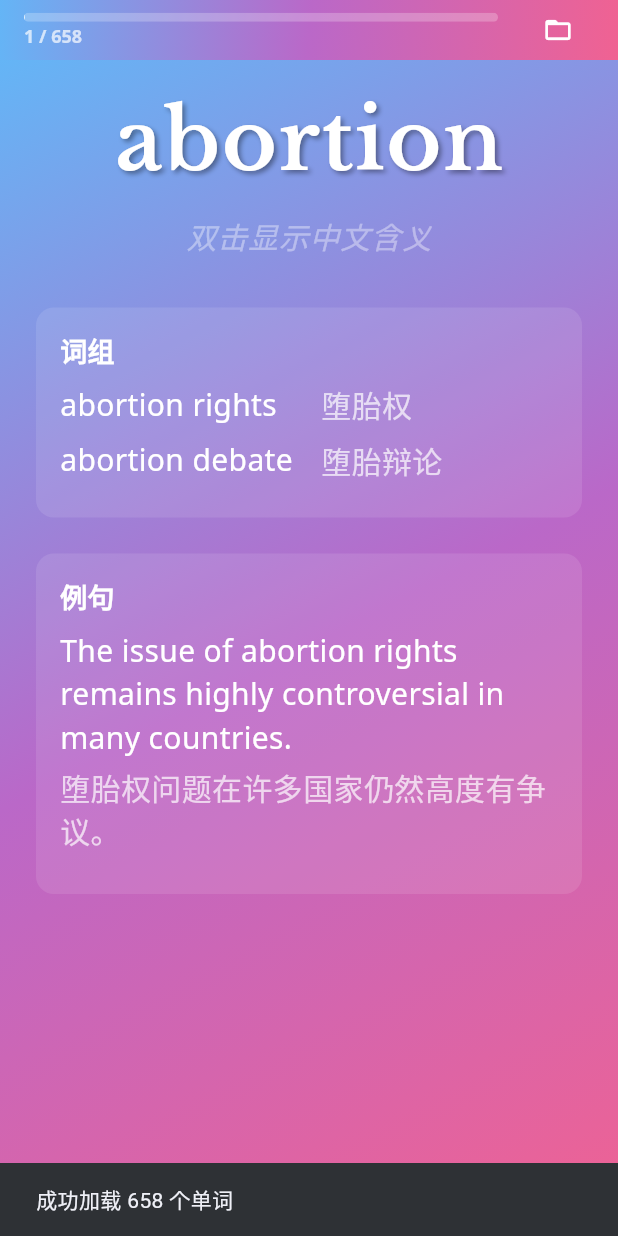
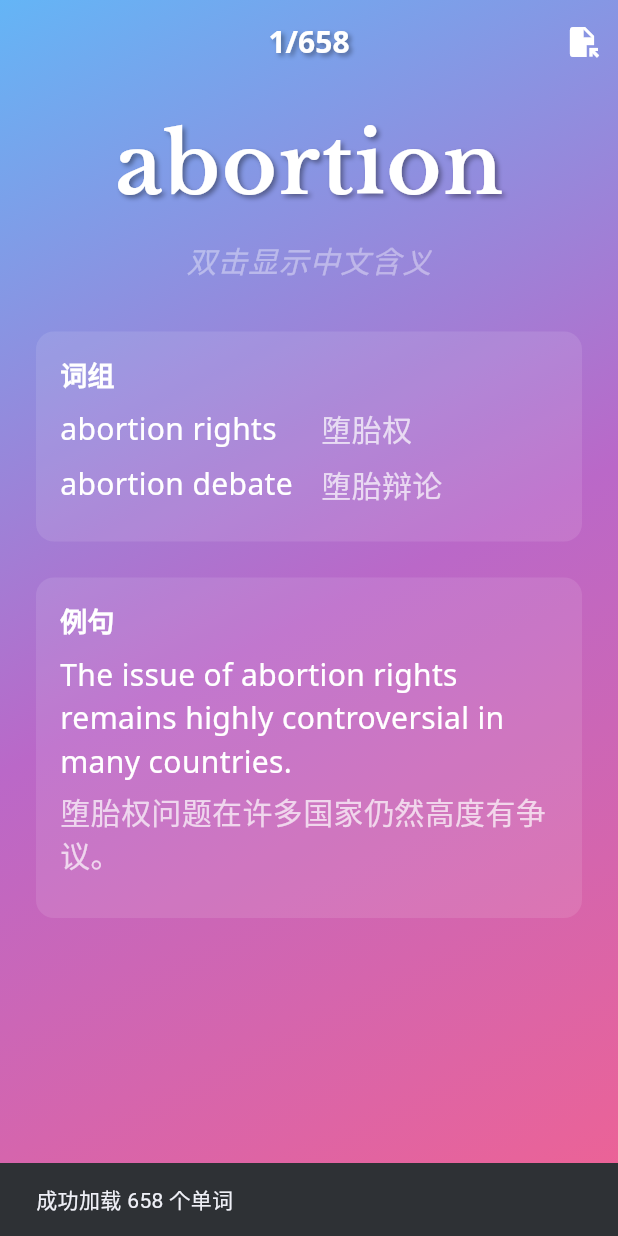
Before and after one commit to zhiwu2006/word-flip, a Flutter app: the screen it shows after launch, after a tap on "word.json", on a phone screen of 412 x 824 dp. Run offline on Flutter 3.47's test engine with Material 3 defaults, Android fonts, the phone set to English and light mode, and no system bars; our stand-ins replace flutter_tts, glassmorphism, google_fonts, shared_preferences.

Commit message:
更新到 v1.1.0
主要更新：
1. 全新的全屏沉浸式体验
   - 透明状态栏
   - 优化的系统导航栏
   - 内容延伸到全屏

2. 优化的界面设计
   - 透明磨砂风格 AppBar
   - 统一的背景风格
   - 文字阴影效果

3. 改进的动画体验
   - 优化的页面切换动画（300ms）
   - 平滑的淡入淡出效果
   - 使用 easeInOutCubic 曲线

4. 完整的状态管理
   - 自动保存当前进度
   - 应用关闭时保存状态
   - 智能的状态恢复机制

5. 文档更新
   - 添加 CHANGELOG.md
   - 更新 README.md
   - 完善功能说明

```diff
--- a/lib/main.dart
+++ b/lib/main.dart
@@ -3,6 +3,7 @@ import 'dart:io';
 import 'package:flutter/material.dart';
 import 'package:flutter/services.dart';
 import 'package:flutter_tts/flutter_tts.dart';
+import 'package:flutter/material.dart';
 import 'package:google_fonts/google_fonts.dart';
 import 'package:shared_preferences/shared_preferences.dart';
 import 'package:glassmorphism/glassmorphism.dart';
@@ -12,8 +13,14 @@ void main() {
   SystemChrome.setSystemUIOverlayStyle(
     const SystemUiOverlayStyle(
       statusBarColor: Colors.transparent,
-      statusBarIconBrightness: Brightness.dark,
+      statusBarIconBrightness: Brightness.light,
+      systemNavigationBarColor: Colors.transparent,
+      systemNavigationBarIconBrightness: Brightness.light,
     ),
+  );
+  SystemChrome.setEnabledSystemUIMode(
+    SystemUiMode.edgeToEdge,
+    overlays: [SystemUiOverlay.top],
   );
   runApp(const MyApp());
 }
@@ -70,7 +77,7 @@ class WordCardsScreen extends StatefulWidget {
   State<WordCardsScreen> createState() => _WordCardsScreenState();
 }
 
-class _WordCardsScreenState extends State<WordCardsScreen> with SingleTickerProviderStateMixin {
+class _WordCardsScreenState extends State<WordCardsScreen> with SingleTickerProviderStateMixin, WidgetsBindingObserver {
   final PageController _pageController = PageController(initialPage: 0);
   late AnimationController _animationController;
   late Animation<double> _pageAnimation;
@@ -85,123 +92,84 @@ class _WordCardsScreenState extends State<WordCardsScreen> with SingleTickerProv
   ];
   final FlutterTts _flutterTts = FlutterTts();
   bool _isSpeaking = false;
+  String _currentAsset = 'assets/word.json';
+  bool _showMeaning = false;
+  bool _isFirstLaunch = true;
 
   @override
   void initState() {
     super.initState();
+    WidgetsBinding.instance.addObserver(this);
     _initPrefs();
     _initAnimation();
     _initTts();
-    WidgetsBinding.instance.addPostFrameCallback((_) {
-      _showFileSelectionDialog();
-    });
-  }
-
-  @override
-  void dispose() {
-    _pageController.dispose();
-    _animationController.dispose();
-    _flutterTts.stop();
-    super.dispose();
   }
 
   Future<void> _initPrefs() async {
     _prefs = await SharedPreferences.getInstance();
-  }
+    _isFirstLaunch = _prefs.getBool('has_launched') ?? true;
 
-  Future<void> _loadCurrentPage() async {
-    if (_words.isEmpty) return;
-    final savedPage = _prefs.getInt('current_page') ?? 0;
-    if (savedPage < _words.length) {
+    // 恢复显示/隐藏含义的状态
+    final showMeaning = _prefs.getBool('show_meaning') ?? false;
     setState(() {
-        _currentPage = savedPage;
+      _showMeaning = showMeaning;
     });
-      if (_pageController.hasClients) {
-        _pageController.jumpToPage(savedPage);
-      }
+
+    if (_isFirstLaunch) {
+      await _showFileSelectionDialog();
+      await _prefs.setBool('has_launched', false);
+    } else {
+      await _loadLastState();
     }
   }
 
-  void _initAnimation() {
-    _animationController = AnimationController(
-      duration: const Duration(milliseconds: 300),
-      vsync: this,
-    );
+  Future<void> _loadLastState() async {
+    try {
+      final lastAsset = _prefs.getString('last_asset') ?? 'assets/word.json';
+      final lastPage = _prefs.getInt('last_page') ?? 0;
 
-    _pageAnimation = Tween<double>(
-      begin: 0.0,
-      end: 1.0,
-    ).animate(CurvedAnimation(
-      parent: _animationController,
-      curve: Curves.easeInOut,
-    ));
+      // 先加载单词数据
+      await _loadWordsFromAsset(lastAsset);
+
+      // 确保页码在有效范围内
+      if (_words.isNotEmpty) {
+        final validPage = lastPage.clamp(0, _words.length - 1);
+        setState(() {
+          _currentPage = validPage;
+          _currentAsset = lastAsset;
+        });
+
+        // 等待下一帧确保 PageController 已经初始化
+        WidgetsBinding.instance.addPostFrameCallback((_) {
+          if (_pageController.hasClients) {
+            _pageController.jumpToPage(validPage);
+          }
+        });
+      }
+    } catch (e) {
+      print('恢复状态时出错: $e');
+      // 如果恢复失败，显示文件选择对话框
+      await _showFileSelectionDialog();
+    }
   }
 
-  Future<void> _initTts() async {
-    await _flutterTts.setLanguage("en-US");
-    await _flutterTts.setSpeechRate(0.4);  // 降低语速
-    await _flutterTts.setVolume(1.0);
-    await _flutterTts.setPitch(1.0);
+  Future<void> _saveCurrentState() async {
+    try {
+      await _prefs.setString('last_asset', _currentAsset);
+      await _prefs.setInt('last_page', _currentPage);
+      await _prefs.setBool('show_meaning', _showMeaning);
+    } catch (e) {
+      print('保存状态时出错: $e');
+    }
+  }
 
-    _flutterTts.setCompletionHandler(() {
-      _isSpeaking = false;
+  void _toggleMeaning() {
+    setState(() {
+      _showMeaning = !_showMeaning;
+      _prefs.setBool('show_meaning', _showMeaning);
     });
   }
 
-  Future<void> _speakText(String text) async {
-    if (_isSpeaking) {
-      await _flutterTts.stop();
-      await Future.delayed(const Duration(milliseconds: 300));  // 等待停止完成
-    }
-    _isSpeaking = true;
-    await _flutterTts.speak(text);
-  }
-
-  // 显示文件选择对话框
-  Future<void> _showFileSelectionDialog() async {
-    if (!mounted) return;
-
-    try {
-      final manifestContent = await DefaultAssetBundle.of(context).loadString('AssetManifest.json');
-      final Map<String, dynamic> manifestMap = json.decode(manifestContent);
-      final jsonFiles = manifestMap.keys.where((String key) =>
-        key.startsWith('assets/') && key.endsWith('.json')
-      ).toList();
-
-      if (!mounted) return;
-
-      await showDialog(
-        context: context,
-        barrierDismissible: false,
-        builder: (context) => AlertDialog(
-          title: const Text('选择单词文件'),
-          content: SizedBox(
-            width: double.maxFinite,
-            child: ListView.builder(
-              shrinkWrap: true,
-              itemCount: jsonFiles.length,
-              itemBuilder: (context, index) {
-                final fileName = jsonFiles[index].split('/').last;
-                return ListTile(
-                  leading: const Icon(Icons.description),
-                  title: Text(fileName),
-                  onTap: () async {
-                    Navigator.pop(context);
-                    await _loadWordsFromAsset(jsonFiles[index]);
-                  },
-                );
-              },
-            ),
-          ),
-        ),
-      );
-    } catch (e) {
-      if (!mounted) return;
-      _showErrorDialog('加载文件列表失败：$e');
-    }
-  }
-
-  // 从指定的 asset 文件加载单词
   Future<void> _loadWordsFromAsset(String assetPath) async {
     try {
       final String jsonString = await rootBundle.loadString(assetPath);
@@ -228,6 +196,7 @@ class _WordCardsScreenState extends State<WordCardsScreen> with SingleTickerProv
         _words = validJsonList.map((w) => Word.fromJson(w)).toList();
         _originalWords = List.from(_words);
         _currentPage = 0;
+        _currentAsset = assetPath;
       });
 
       await Future.delayed(Duration.zero);
@@ -243,6 +212,7 @@ class _WordCardsScreenState extends State<WordCardsScreen> with SingleTickerProv
           duration: const Duration(seconds: 2),
         ),
       );
+      _saveCurrentState();
     } catch (e) {
       if (!mounted) return;
       _showErrorDialog('加载失败：$e');
@@ -320,90 +290,189 @@ class _WordCardsScreenState extends State<WordCardsScreen> with SingleTickerProv
     await _prefs.setInt('current_page', page);
   }
 
-  @override
-  Widget build(BuildContext context) {
-    return Scaffold(
-      appBar: PreferredSize(
-        preferredSize: const Size.fromHeight(40.0),
-        child: AppBar(
-          backgroundColor: Colors.transparent,
-          elevation: 0,
-          flexibleSpace: Container(
-            decoration: BoxDecoration(
-              gradient: LinearGradient(
-                begin: Alignment.topLeft,
-                end: Alignment.bottomRight,
-                colors: [
-                  Colors.blue.shade300,
-                  Colors.purple.shade300,
-                  Colors.pink.shade300,
-                ],
+  void _initAnimation() {
+    _animationController = AnimationController(
+      duration: const Duration(milliseconds: 300),
+      vsync: this,
+    );
+
+    _pageAnimation = CurvedAnimation(
+      parent: _animationController,
+      curve: Curves.easeInOutCubic,
+    ).drive(Tween<double>(
+      begin: 0.0,
+      end: 1.0,
+    ));
+  }
+
+  Future<void> _initTts() async {
+    await _flutterTts.setLanguage("en-US");
+    await _flutterTts.setSpeechRate(0.4);  // 降低语速
+    await _flutterTts.setVolume(1.0);
+    await _flutterTts.setPitch(1.0);
+
+    _flutterTts.setCompletionHandler(() {
+      _isSpeaking = false;
+    });
+  }
+
+  Future<void> _speakText(String text) async {
+    if (_isSpeaking) {
+      await _flutterTts.stop();
+      await Future.delayed(const Duration(milliseconds: 300));  // 等待停止完成
+    }
+    _isSpeaking = true;
+    await _flutterTts.speak(text);
+  }
+
+  // 显示文件选择对话框
+  Future<void> _showFileSelectionDialog() async {
+    if (!mounted) return;
+
+    try {
+      final manifestContent = await DefaultAssetBundle.of(context).loadString('AssetManifest.json');
+      final Map<String, dynamic> manifestMap = json.decode(manifestContent);
+      final jsonFiles = manifestMap.keys.where((String key) =>
+        key.startsWith('assets/') && key.endsWith('.json')
+      ).toList();
+
+      if (jsonFiles.isEmpty) {
+        _showErrorDialog('没有找到可用的单词文件');
+        return;
+      }
+
+      if (!mounted) return;
+
+      await showDialog(
+        context: context,
+        barrierDismissible: !_isFirstLaunch,  // 首次启动时不允许点击外部关闭
+        builder: (context) => AlertDialog(
+          title: Text(_isFirstLaunch ? '选择要学习的单词文件' : '切换单词文件'),
+          content: SizedBox(
+            width: double.maxFinite,
+            child: Column(
+              mainAxisSize: MainAxisSize.min,
+              children: [
+                if (_isFirstLaunch)
+                  const Padding(
+                    padding: EdgeInsets.only(bottom: 16.0),
+                    child: Text('欢迎使用单词学习应用！\n请选择一个单词文件开始学习。'),
                   ),
-            ),
-          ),
-          title: Row(
-            children: [
-              Expanded(
-                child: Column(
-                  mainAxisAlignment: MainAxisAlignment.center,
-                  crossAxisAlignment: CrossAxisAlignment.start,
-                  children: [
-                    ClipRRect(
-                      borderRadius: BorderRadius.circular(4),
-                      child: LinearProgressIndicator(
-                        value: (_currentPage + 1) / _words.length,
-                        backgroundColor: Colors.white24,
-                        valueColor: AlwaysStoppedAnimation<Color>(Colors.white),
-                        minHeight: 6,
-                      ),
-                    ),
-                    const SizedBox(height: 2),
-                    Text(
-                      '${_currentPage + 1} / ${_words.length}',
-                      style: GoogleFonts.notoSans(
-                        fontSize: 12,
-                        color: Colors.white70,
+                SizedBox(
+                  height: 300,  // 限制列表高度
+                  child: ListView.builder(
+                    shrinkWrap: true,
+                    itemCount: jsonFiles.length,
+                    itemBuilder: (context, index) {
+                      final fileName = jsonFiles[index].split('/').last;
+                      return ListTile(
+                        leading: const Icon(Icons.description),
+                        title: Text(fileName),
+                        subtitle: Text('点击加载这个文件'),
+                        onTap: () async {
+                          Navigator.pop(context);
+                          await _loadWordsFromAsset(jsonFiles[index]);
+                          if (_isFirstLaunch) {
+                            setState(() {
+                              _isFirstLaunch = false;
+                            });
+                          }
+                        },
+                      );
+                    },
                   ),
                 ),
               ],
             ),
           ),
-              const SizedBox(width: 16),
-              IconButton(
-                icon: const Icon(
-                  Icons.folder_open,
+          actions: _isFirstLaunch ? null : [
+            TextButton(
+              onPressed: () => Navigator.pop(context),
+              child: const Text('取消'),
+            ),
+          ],
+        ),
+      );
+    } catch (e) {
+      if (!mounted) return;
+      _showErrorDialog('加载文件列表失败：$e');
+    }
+  }
+
+  @override
+  Widget build(BuildContext context) {
+    return Scaffold(
+      extendBodyBehindAppBar: true,
+      appBar: AppBar(
+        backgroundColor: Colors.transparent,
+        elevation: 0,
+        title: _words.isEmpty
+          ? const Text('单词学习',
+              style: TextStyle(
+                fontSize: 20,
                 color: Colors.white,
-                  size: 20,
+                shadows: [
+                  Shadow(
+                    offset: Offset(2, 2),
+                    blurRadius: 4,
+                    color: Colors.black38,
                   ),
-                onPressed: _showFileSelectionDialog,
-                tooltip: '选择单词文件',
+                ],
+              ),
+            )
+          : Text(
+              '${_currentPage + 1}/${_words.length}',
+              style: const TextStyle(
+                fontSize: 20,
+                color: Colors.white,
+                shadows: [
+                  Shadow(
+                    offset: Offset(2, 2),
+                    blurRadius: 4,
+                    color: Colors.black38,
                   ),
                 ],
               ),
             ),
+        centerTitle: true,
+        actions: [
+          IconButton(
+            icon: const Icon(Icons.file_open, color: Colors.white),
+            onPressed: _showFileSelectionDialog,
+            tooltip: '切换单词文件',
+          ),
+        ],
       ),
       body: _words.isEmpty
           ? const Center(child: CircularProgressIndicator())
           : PageView.builder(
               controller: _pageController,
+              onPageChanged: (page) async {
+                setState(() {
+                  _currentPage = page;
+                });
+                _saveCurrentState();
+                // 等待一小段时间确保页面切换动画完成
+                await Future.delayed(const Duration(milliseconds: 100));
+                await _speakText(_words[page].word);
+              },
               itemCount: _words.length,
-              onPageChanged: (index) async {
-                setState(() {
-                  _currentPage = index;
-                });
-                _saveCurrentPage(index);
-                // 等待一小段时间确保页面切换动画完成
-                await Future.delayed(const Duration(milliseconds: 300));
-                await _speakText(_words[index].word);
+              itemBuilder: (context, index) {
+                return AnimatedBuilder(
+                  animation: _pageAnimation,
+                  builder: (context, child) {
+                    return FadeTransition(
+                      opacity: _pageAnimation,
+                      child: child,
+                    );
                   },
-              itemBuilder: (context, index) {
-                return WordCard(
+                  child: WordCard(
                     word: _words[index],
                     onNext: () {
                       if (index < _words.length - 1) {
                         _pageController.nextPage(
                           duration: const Duration(milliseconds: 300),
-                        curve: Curves.easeInOut,
+                          curve: Curves.easeInOutCubic,
                         );
                       }
                     },
@@ -411,15 +480,37 @@ class _WordCardsScreenState extends State<WordCardsScreen> with SingleTickerProv
                       if (index > 0) {
                         _pageController.previousPage(
                           duration: const Duration(milliseconds: 300),
-                        curve: Curves.easeInOut,
+                          curve: Curves.easeInOutCubic,
                         );
                       }
                     },
+                    showMeaning: _showMeaning,
+                    onToggleMeaning: _toggleMeaning,
+                  ),
                 );
               },
             ),
       floatingActionButton: null,
     );
+  }
+
+  @override
+  void dispose() {
+    WidgetsBinding.instance.removeObserver(this);
+    _saveCurrentState(); // 保存最后的状态
+    _pageController.dispose();
+    _animationController.dispose();
+    _flutterTts.stop();
+    super.dispose();
+  }
+
+  @override
+  void didChangeAppLifecycleState(AppLifecycleState state) {
+    if (state == AppLifecycleState.paused ||
+        state == AppLifecycleState.inactive ||
+        state == AppLifecycleState.detached) {
+      _saveCurrentState(); // 在应用退出或切换到后台时保存状态
+    }
   }
 }
 
@@ -427,12 +518,16 @@ class WordCard extends StatefulWidget {
   final Word word;
   final VoidCallback onNext;
   final VoidCallback onPrevious;
+  final bool showMeaning;
+  final VoidCallback onToggleMeaning;
 
   const WordCard({
     Key? key,
     required this.word,
     required this.onNext,
     required this.onPrevious,
+    required this.showMeaning,
+    required this.onToggleMeaning,
   }) : super(key: key);
 
   @override
@@ -442,7 +537,6 @@ class WordCard extends StatefulWidget {
 class _WordCardState extends State<WordCard> {
   final FlutterTts flutterTts = FlutterTts();
   bool _isSpeaking = false;
-  bool _showMeaning = false;
 
   @override
   void initState() {
@@ -467,12 +561,6 @@ class _WordCardState extends State<WordCard> {
     _isSpeaking = false;
   }
 
-  void _toggleMeaning() {
-    setState(() {
-      _showMeaning = !_showMeaning;
-    });
-  }
-
   @override
   void dispose() {
     flutterTts.stop();
@@ -481,7 +569,6 @@ class _WordCardState extends State<WordCard> {
 
   @override
   Widget build(BuildContext context) {
-    final Size screenSize = MediaQuery.of(context).size;
     return GestureDetector(
       onHorizontalDragEnd: (details) {
         if (details.primaryVelocity! > 0) {
@@ -490,7 +577,7 @@ class _WordCardState extends State<WordCard> {
           widget.onNext();
         }
       },
-      onDoubleTap: _toggleMeaning,
+      onDoubleTap: widget.onToggleMeaning,
       child: Container(
         padding: const EdgeInsets.symmetric(horizontal: 24.0),
         decoration: BoxDecoration(
@@ -530,7 +617,7 @@ class _WordCardState extends State<WordCard> {
                   ),
                 ),
                 const SizedBox(height: 16),
-                if (_showMeaning) Center(
+                if (widget.showMeaning) Center(
                   child: Text(
                     widget.word.chineseMeaning,
                     style: Theme.of(context).textTheme.headlineSmall?.copyWith(
@@ -546,7 +633,7 @@ class _WordCardState extends State<WordCard> {
                     textAlign: TextAlign.center,
                   ),
                 ),
-                if (!_showMeaning) Center(
+                if (!widget.showMeaning) Center(
                   child: Text(
                     '双击显示中文含义',
                     style: Theme.of(context).textTheme.bodyLarge?.copyWith(
```
Also changed, not shown: assets/wordMP.json, assets/wordQZ.json, 2 other files. Lines whose indentation alone changed are shown as unchanged.
